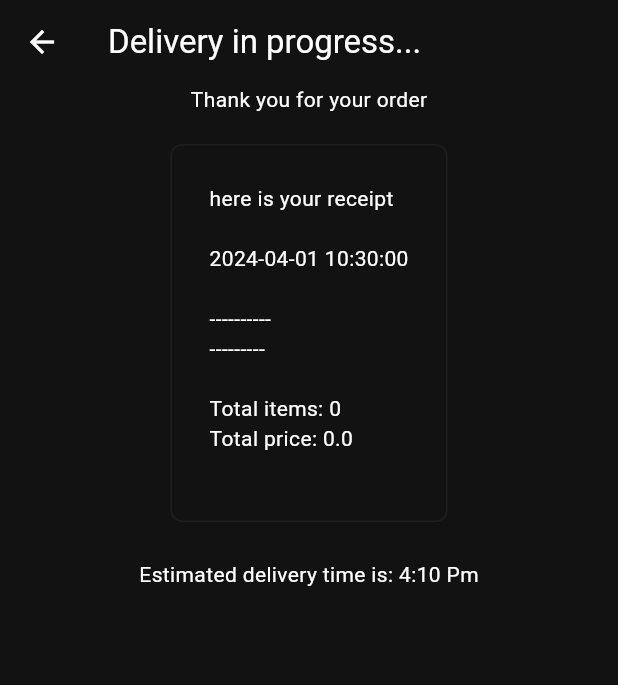
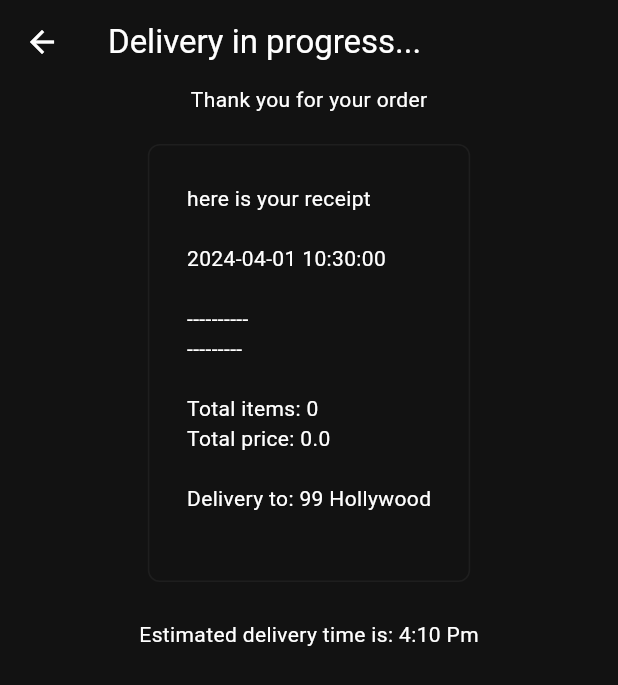
Before and after one commit to hello-favour/food_app, a Flutter app: the DeliveryProgressPage screen opened directly, on a phone screen of 412 x 824 dp. Shown: the top 685 px of the screen. Run offline on Flutter 3.47's test engine with Material 3 defaults, Android fonts, the phone set to English and light mode, and no system bars; our stand-ins replace cloud_firestore, firebase_auth, firebase_core, flutter_credit_card; accounts and stored records are empty.

```diff
--- a/lib/models/restaurants.dart
+++ b/lib/models/restaurants.dart
@@ -343,12 +343,18 @@ class Restaurant extends ChangeNotifier {
     ),
   ];
 
+  //user cart
+  final List<CartItem> _cart = [];
+  //delivery address which user can update()
+  final _deliveryAddress = "99 Hollywood";
+
   //GETTERS
   List<Food> get menu => _menu;
   List<CartItem> get cart => _cart;
+  String get deliveryAddress => _deliveryAddress;
 
   //OPERATORS
-  final List<CartItem> _cart = [];
+  // final List<CartItem> _cart = [];
 
   //add to cart
   void addToCart(Food food, List<Addon> selectedAddons) {
@@ -411,6 +417,12 @@ class Restaurant extends ChangeNotifier {
     notifyListeners();
   }
 
+  //update delivery address
+  void updateDeliveryAddress(String newAddress) {
+    _deliveryAddress == newAddress;
+    notifyListeners();
+  }
+
   //HELPERS
 
   //generate a receipt
@@ -438,6 +450,8 @@ class Restaurant extends ChangeNotifier {
     receipt.writeln();
     receipt.writeln("Total items: ${getTotalItemCount()}");
     receipt.writeln("Total price: ${getTotalPrice()}");
+    receipt.writeln();
+    receipt.writeln("Delivery to: $deliveryAddress");
 
     return receipt.toString();
   }
--- a/lib/pages/delivery_progress_page.dart
+++ b/lib/pages/delivery_progress_page.dart
@@ -1,8 +1,26 @@
 import 'package:flutter/material.dart';
 import 'package:food_app/components/app_receipt.dart';
+import 'package:food_app/models/restaurants.dart';
+import 'package:food_app/services/database/firestore.dart';
+import 'package:provider/provider.dart';
 
-class DeliveryProgressPage extends StatelessWidget {
+class DeliveryProgressPage extends StatefulWidget {
   const DeliveryProgressPage({super.key});
+
+  @override
+  State<DeliveryProgressPage> createState() => _DeliveryProgressPageState();
+}
+
+class _DeliveryProgressPageState extends State<DeliveryProgressPage> {
+  FirestoreService db = FirestoreService();
+
+  @override
+  void initState() {
+    super.initState();
+    //if we want to get this page, submit order to firestore db
+    String receipt = context.read<Restaurant>().displayCartReceipt();
+    db.saveOrderToDatabase(receipt);
+  }
 
   @override
   Widget build(BuildContext context) {
--- a/lib/services/database/firestore.dart
+++ b/lib/services/database/firestore.dart
@@ -1,3 +1,15 @@
-class FirestoreService{
+import 'package:cloud_firestore/cloud_firestore.dart';
 
+class FirestoreService {
+  //get collections of orders
+  final CollectionReference orders =
+      FirebaseFirestore.instance.collection("orders");
+
+  //save order to db
+  Future<void> saveOrderToDatabase(String receipt) async {
+    await orders.add({
+      "date": DateTime.now(),
+      "order": receipt,
+    });
+  }
 }
```
Also changed, not shown: lib/components/my_current_location.dart (+22 -8 lines).
